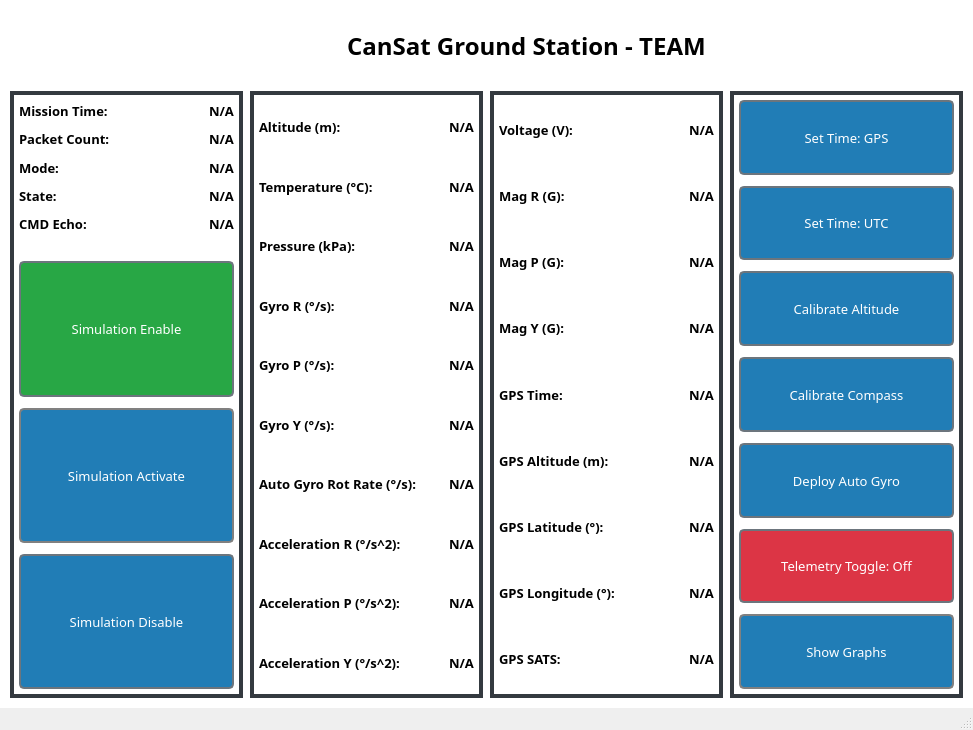
First picture: the form in Ground-Station/gui/ground_station.ui, repository BradyCason/UCI-CanSat-24-25, before the edit.
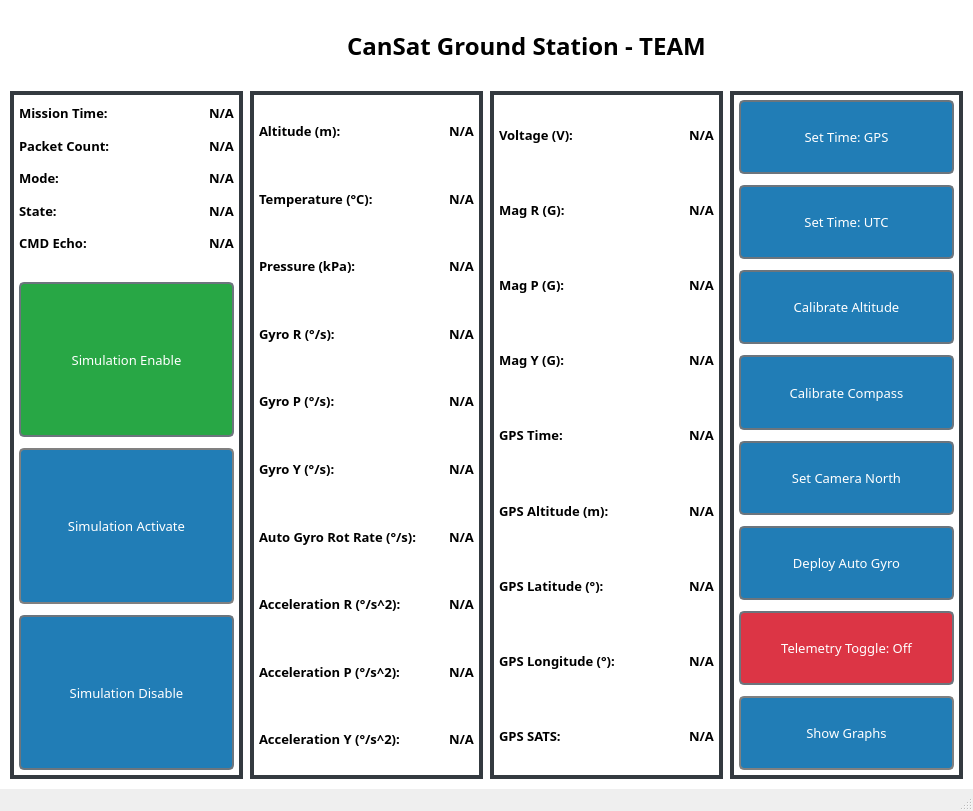
Second picture: the form after the edit.

Diff of the .ui file:
```diff
--- a/Ground-Station/gui/ground_station.ui
+++ b/Ground-Station/gui/ground_station.ui
@@ -7,7 +7,7 @@
     <x>0</x>
     <y>0</y>
     <width>973</width>
-    <height>730</height>
+    <height>811</height>
    </rect>
   </property>
   <property name="windowTitle">
@@ -1118,7 +1118,7 @@
        <widget class="QWidget" name="control_container" native="true">
         <layout class="QGridLayout" name="gridLayout_4">
          <item row="0" column="0">
-          <layout class="QVBoxLayout" name="control_panel" stretch="1,0,1,0,1,0,1,0,1,0,1,0,1">
+          <layout class="QVBoxLayout" name="control_panel" stretch="1,0,1,0,1,0,1,0,1,0,1,0,1,0,1">
            <item>
             <widget class="QPushButton" name="set_time_gps_button">
              <property name="sizePolicy">
@@ -1269,6 +1269,43 @@
              </property>
             </spacer>
            </item>
+           <item>
+            <widget class="QPushButton" name="set_camera_north_button">
+             <property name="sizePolicy">
+              <sizepolicy hsizetype="Minimum" vsizetype="Minimum">
+               <horstretch>0</horstretch>
+               <verstretch>0</verstretch>
+              </sizepolicy>
+             </property>
+             <property name="font">
+              <font>
+               <family>Sans Serif Collection</family>
+               <pointsize>10</pointsize>
+               <weight>50</weight>
+               <bold>false</bold>
+              </font>
+             </property>
+             <property name="text">
+              <string>Set Camera North</string>
+             </property>
+            </widget>
+           </item>
+           <item>
+            <spacer name="verticalSpacer_4">
+             <property name="orientation">
+              <enum>Qt::Vertical</enum>
+             </property>
+             <property name="sizeType">
+              <enum>QSizePolicy::Fixed</enum>
+             </property>
+             <property name="sizeHint" stdset="0">
+              <size>
+               <width>20</width>
+               <height>5</height>
+              </size>
+             </property>
+            </spacer>
+           </item>
            <item>
             <widget class="QPushButton" name="deploy_auto_gyro_button">
              <property name="sizePolicy">
```
